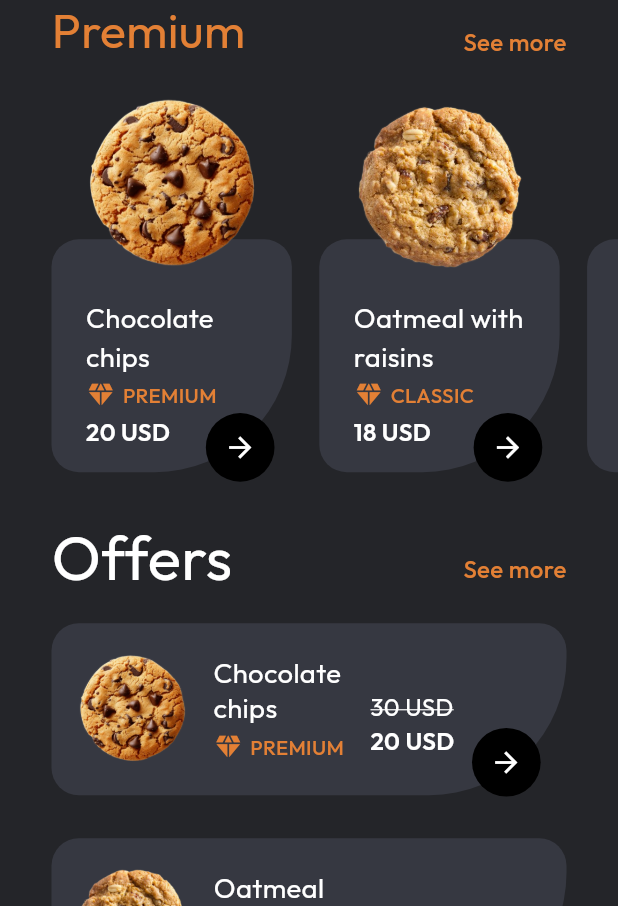
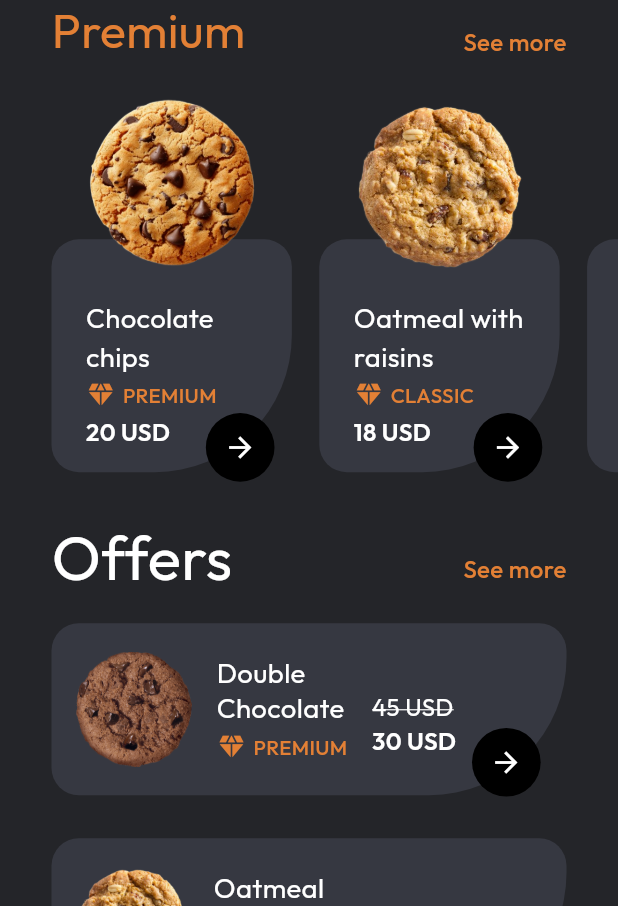
Before and after one commit to ShahzainAhmed/Cookies_App, a Flutter app: the screen it shows after launch, after a tap on the "arrow forward ios" icon, on a phone screen of 412 x 824 dp, the part 330-1236 px from its top. Run offline on Flutter 3.47's test engine with Material 3 defaults, Android fonts, the phone set to English and light mode, and no system bars; our stand-ins replace bounce, flutter_rating_bar, flutter_screenutil, get, google_fonts, like_button.

Commit message:
[UPDATED] Added new cookie

```diff
--- a/lib/models/tile_model.dart
+++ b/lib/models/tile_model.dart
@@ -42,13 +42,13 @@ List tilesDataList = [
         "A hearty, wholesome treat made with oats, raisins, and a hint of cinnamon, perfect for a healthy snack or breakfast.",
   ),
   TileModel(
-    title: "Chocolate chips",
+    title: "Double Chocolate",
     category: "PREMIUM",
-    price: "15",
-    oldPrice: "20",
+  price: "30",
+    oldPrice: "45",
     ratingStars: 5,
-    image: AppAssets.kCookie1,
+    image: AppAssets.kCookie3,
     description:
-        "Our rich and indulgent chocolate chips cookies, made with premium ingredients for that perfect melt-in-your-mouth experience.",
+        "Packed with rich, velvety cocoa and studded with decadent chocolate chunks, each bite is an irresistible combination of sweetness and a deep, satisfying chocolate flavor.",
   ),
 ];
--- a/lib/resources/app_assets.dart
+++ b/lib/resources/app_assets.dart
@@ -2,6 +2,6 @@ class AppAssets {
   static const kProfilePic = 'assets/images/profile.jpeg';
   static const kCookie1 = 'assets/images/cookie1.png';
   static const kCookie2 = 'assets/images/cookie2.png';
+  static const kCookie3 = 'assets/images/cookie3.png';
   static const kOnboarding = 'assets/images/onboarding.png';
-
 }
--- a/lib/views/detail screen/detail_screen.dart
+++ b/lib/views/detail screen/detail_screen.dart
@@ -59,7 +59,12 @@ class _DetailScreenState extends State<DetailScreen> {
         child: Column(
           crossAxisAlignment: CrossAxisAlignment.start,
           children: [
-            Center(child: Image.asset(widget.tileModel.image, scale: 1.6)),
+            Center(
+              child: SizedBox(
+                height: 200.h,
+                child: Image.asset(widget.tileModel.image, fit: BoxFit.cover),
+              ),
+            ),
             SizedBox(height: 20.h),
             Text(
               widget.tileModel.title,
--- a/lib/views/home/home_screen.dart
+++ b/lib/views/home/home_screen.dart
@@ -149,11 +149,17 @@ class HomeScreen extends StatelessWidget {
               clipBehavior: Clip.none,
               separatorBuilder: (context, index) => SizedBox(height: 24.h),
               physics: const ClampingScrollPhysics(),
+              reverse: true,
               scrollDirection: Axis.vertical,
               shrinkWrap: true,
               itemCount: tilesDataList.length,
               itemBuilder: (context, index) {
-                return LargeTile(tileModel: tilesDataList[index]);
+                return LargeTile(
+                  tileModel: tilesDataList[index],
+                  onTap: () => Get.to(
+                    DetailScreen(tileModel: tilesDataList[index]),
+                  ),
+                );
               },
             ),
           ],
--- a/lib/views/home/widgets/large_tile.dart
+++ b/lib/views/home/widgets/large_tile.dart
@@ -6,13 +6,16 @@ import 'package:flutter_screenutil/flutter_screenutil.dart';
 import 'package:get/get.dart';
 
 class LargeTile extends StatelessWidget {
+  final VoidCallback onTap;
   final TileModel tileModel;
-  const LargeTile({super.key, required this.tileModel});
+  const LargeTile({super.key, required this.tileModel, required this.onTap});
 
   @override
   Widget build(BuildContext context) {
     return Padding(
       padding: EdgeInsets.symmetric(horizontal: 30.w),
+      child: GestureDetector(
+        onTap: onTap,
         child: Container(
           padding: EdgeInsets.only(right: 50.w, top: 16.h, bottom: 16.h),
           height: 96.h,
@@ -102,6 +105,7 @@ class LargeTile extends StatelessWidget {
             ],
           ),
         ),
+      ),
     );
   }
 }
```
Also changed, not shown: assets/images/cookie3.png (added), 16 other files. Lines whose indentation alone changed are shown as unchanged.
